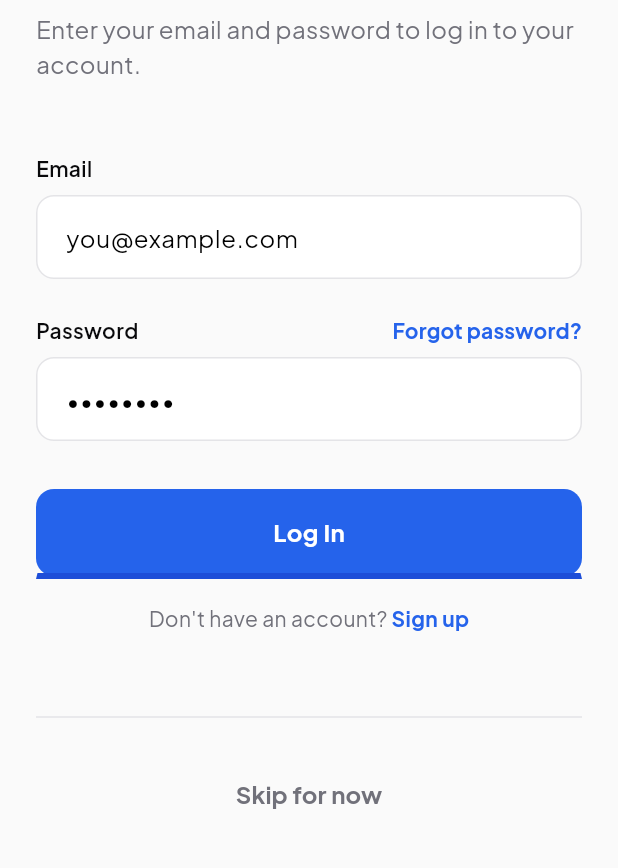
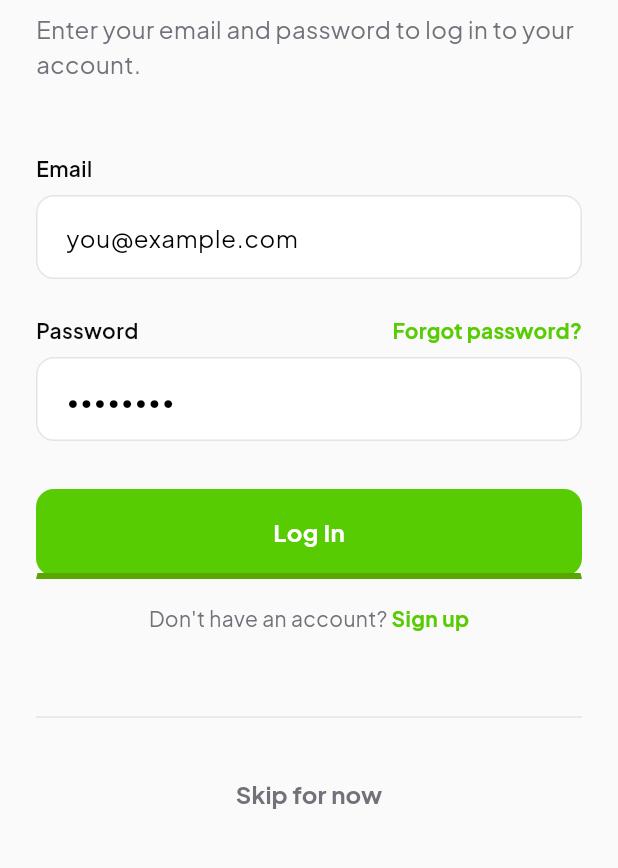
Before and after one commit to Edumynt-Org/edumyntorgapp, a Flutter app: the screen it shows after launch, on a phone screen of 412 x 824 dp, the part 165-1033 px from its top. Run offline on Flutter 3.47's test engine with Material 3 defaults, Android fonts, the phone set to English and light mode, and no system bars; our stand-ins replace go_router, google_fonts, shared_preferences.

Commit message:
fix: update colors to Duolingo brand green and fix text rendering on buttons

```diff
--- a/lib/core/theme/app_colors.dart
+++ b/lib/core/theme/app_colors.dart
@@ -1,10 +1,11 @@
 import 'package:flutter/material.dart';
 
 class AppColors {
-  // Brand Colors
-  static const Color primary = Color(0xFF2563EB); // Modern Blue
-  static const Color primaryDark = Color(0xFF1D4ED8);
-  static const Color secondary = Color(0xFF10B981); // Emerald
+  // Brand Colors (Duolingo-inspired)
+  static const Color primary = Color(0xFF58CC02); // Vibrant Green
+  static const Color primaryDark = Color(0xFF58A700); // Darker Green for 3D bottom
+  static const Color secondary = Color(0xFF1CB0F6); // Playful Blue
+
 
   // Backgrounds
   static const Color backgroundLight = Color(0xFFFAFAFA);
--- a/lib/features/auth/presentation/widgets/custom_button.dart
+++ b/lib/features/auth/presentation/widgets/custom_button.dart
@@ -47,7 +47,9 @@ class CustomButton extends StatelessWidget {
     }
 
     // 3D effect achieved via Container with bottom border simulating elevation
-    return InkWell(
+    return Material(
+      color: Colors.transparent,
+      child: InkWell(
         onTap: isLoading ? null : onPressed,
         borderRadius: BorderRadius.circular(12),
         child: Container(
@@ -62,7 +64,7 @@ class CustomButton extends StatelessWidget {
                   top: const BorderSide(color: Colors.transparent),
                   left: const BorderSide(color: Colors.transparent),
                   right: const BorderSide(color: Colors.transparent),
-                bottom: BorderSide(
+                  bottom: const BorderSide(
                     color: AppColors.primaryDark,
                     width: 4,
                   ),
@@ -89,6 +91,7 @@ class CustomButton extends StatelessWidget {
                   ),
           ),
         ),
+      ),
     );
   }
 }
```
Lines whose indentation alone changed are shown as unchanged.
